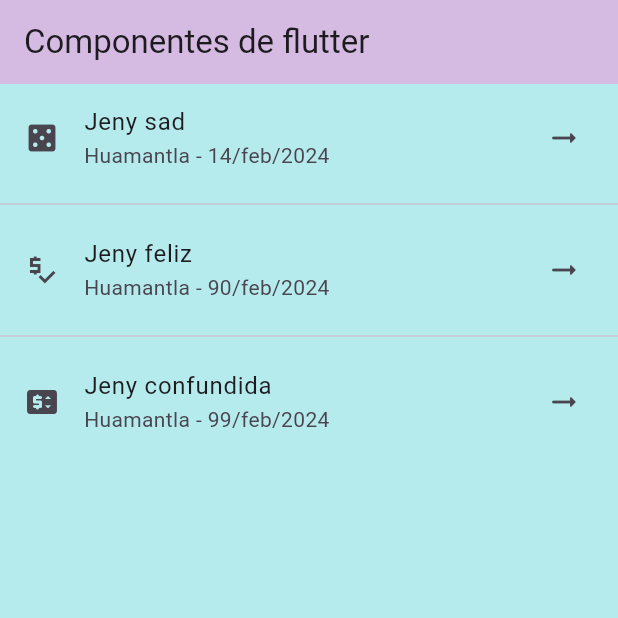
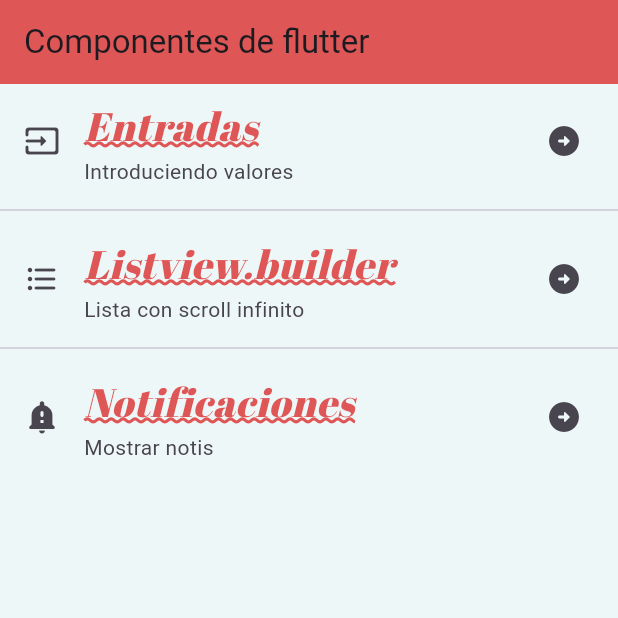
Before and after one commit to AliixLoz/componentes_flutter_aliix, a Flutter app: the screen it shows after launch, on a phone screen of 412 x 824 dp, the top half of it. Run offline on Flutter 3.47's test engine with Material 3 defaults, Android fonts, the phone set to English and light mode, and no system bars; our stand-ins replace google_fonts.

Commit message:
Adding GoogleFonts and TextTheme

```diff
--- a/lib/screens/home_screen.dart
+++ b/lib/screens/home_screen.dart
@@ -1,4 +1,5 @@
 import 'package:flutter/material.dart';
+import 'package:practica3/theme/app_theme.dart';
 
 class HomeScreen extends StatelessWidget {
   const HomeScreen({super.key});
@@ -10,26 +11,42 @@ class HomeScreen extends StatelessWidget {
         title: const Text('Componentes de flutter'),
       ),
         body: ListView(
-          children: const <Widget>[
+          children: <Widget>[
               ListTile(
-                title: Text('Jeny sad'),
-                subtitle: Text('Huamantla - 14/feb/2024'),
-                leading: Icon(Icons.casino),
-                trailing: Icon(Icons.arrow_right_alt_rounded),
+                title: Text(
+                  'Entradas',
+                  style: AppTheme.lightTheme.textTheme.headlineLarge,
+                  ),
+                subtitle: Text(
+                  'Introduciendo valores',
+                  style: AppTheme.lightTheme.textTheme.bodySmall,
+                  ),
+                leading: const Icon(Icons.input_rounded),
+                trailing: const Icon(Icons.arrow_circle_right_rounded),
               ),
               Divider(),
               ListTile(
-                title: Text('Jeny feliz'),
-                subtitle: Text('Huamantla - 90/feb/2024'),
-                leading: Icon(Icons.price_check_sharp),
-                trailing: Icon(Icons.arrow_right_alt_rounded),
+                title: Text(
+                  'Listview.builder',
+                  style: AppTheme.lightTheme.textTheme.headlineLarge
+                  ),
+                subtitle: Text('Lista con scroll infinito',
+                style: AppTheme.lightTheme.textTheme.bodySmall,
+                ),
+                leading: const Icon(Icons.format_list_bulleted_rounded),
+                trailing: const Icon(Icons.arrow_circle_right_rounded),
               ),
               Divider(),
               ListTile(
-                title: Text('Jeny confundida'),
-                subtitle: Text('Huamantla - 99/feb/2024'),
-                leading: Icon(Icons.price_change_rounded),
-                trailing: Icon(Icons.arrow_right_alt_rounded),
+                title: Text(
+                  'Notificaciones',
+                  style: AppTheme.lightTheme.textTheme.headlineLarge
+                  ),
+                subtitle: Text('Mostrar notis',
+                style: AppTheme.lightTheme.textTheme.bodySmall,
+                ),
+                leading: const Icon(Icons.notification_important_rounded),
+                trailing: const Icon(Icons.arrow_circle_right_rounded),
               ),
             ],
         ),
--- a/lib/theme/app_theme.dart
+++ b/lib/theme/app_theme.dart
@@ -1,17 +1,34 @@
 //Definicion de los temas de estilo de la app
 import 'package:flutter/material.dart';
+import 'package:google_fonts/google_fonts.dart';
 
-class AppTheme{
+class AppTheme {
   //constante de un color primario
-  static const primaryColor = Color.fromARGB(223, 217, 180, 224);
+  static const primaryColor = Color.fromARGB(223, 221, 63, 63);
+  //Constante de color secundario
+  static const secondaryColor = Color.fromARGB(255, 95, 50, 50);
   //constante de color de fondo
-  static const backColor = Color.fromARGB(223, 171, 232, 236);
+  static const backColor = Color.fromARGB(223, 235, 246, 247);
   //constante de tema
   static final ThemeData lightTheme = ThemeData.light().copyWith(
     scaffoldBackgroundColor: backColor,
-        appBarTheme: const AppBarTheme(
-          color: primaryColor,
-      )
+    appBarTheme: const AppBarTheme(
+      color: primaryColor,
+    ),
+    textTheme: TextTheme(
+      //Títulos muy grandes
+      headlineLarge: GoogleFonts.abrilFatface(
+        color: primaryColor,
+        fontSize: 26.5,
+        fontWeight: FontWeight.w500,
+        fontStyle: FontStyle.italic,
+        decoration: TextDecoration.underline,
+        decorationColor: primaryColor,
+        decorationStyle: TextDecorationStyle.wavy,
+        decorationThickness: 1.5,
+      ),
+      //Estilo para texto pequeño
+
+    ),
   );
-
 }
--- a/pubspec.yaml
+++ b/pubspec.yaml
@@ -9,6 +9,7 @@ environment:
 dependencies:
   flutter:
     sdk: flutter
+  google_fonts: ^6.1.0
 
 dev_dependencies:
   flutter_test:
```
Also changed, not shown: lib/screens/data_screen.dart (added, +12 -0 lines), lib/screens/infinite_scroll_screen.dart (added, +17 -0 lines), lib/screens/inputs_screen.dart (added, +17 -0 lines), lib/screens/notifications_screen.dart (added), pubspec.lock.
